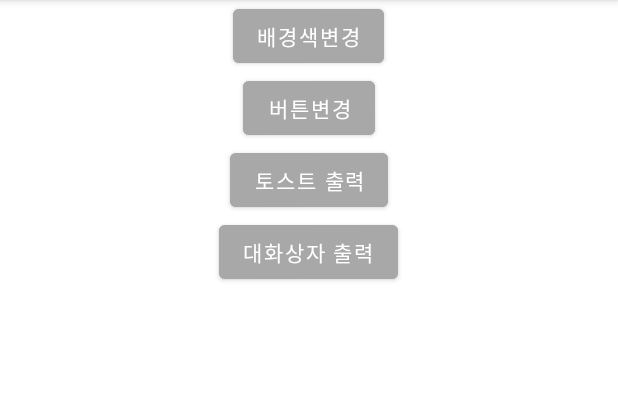
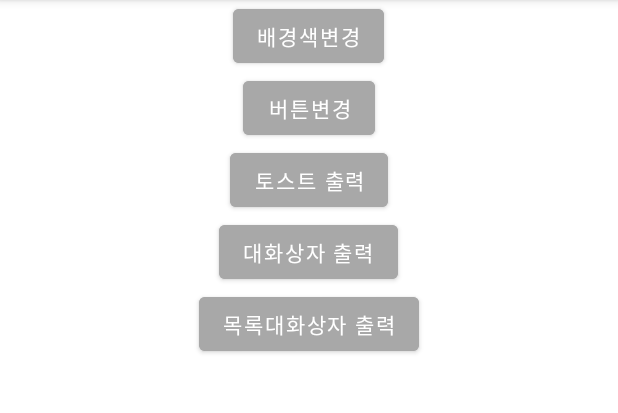
Before and after one commit to seungchae1/Mirim_Project_0726_2, an Android app: the screen it shows after launch (MainActivity), on a phone screen of 412 x 824 dp, the part 84-497 px from its top. Run offline under Robolectric (Android 15) with nearby library versions, the phone set to English and light mode, and no system bars.

Commit message:
목록대화상자 연습

```diff
--- a/app/src/main/java/kr/hs/emirim/s2125/mirim_project_0726_2/MainActivity.java
+++ b/app/src/main/java/kr/hs/emirim/s2125/mirim_project_0726_2/MainActivity.java
@@ -18,7 +18,9 @@ import android.widget.Toast;
 
 public class MainActivity extends AppCompatActivity {
     LinearLayout linear;
-    Button btn2;
+    Button btn2, btn5;
+    String[] listArr = {"양양", "나폴리", "태국"};
+
     @Override
     protected void onCreate(Bundle savedInstanceState) {
         super.onCreate(savedInstanceState);
@@ -33,9 +35,31 @@ public class MainActivity extends AppCompatActivity {
 
         Button btn3 = findViewById(R.id.btn_toast);
         btn3.setOnClickListener(toastListener);
+
         Button btn4 = findViewById(R.id.btn_dialog);
         btn4.setOnClickListener(dialogListener);
+
+        btn5 = findViewById(R.id.btn_dialog_list);
+        btn5.setOnClickListener(listDialogListener);
+
     }
+
+    View.OnClickListener listDialogListener = new View.OnClickListener() {
+        @Override
+        public void onClick(View view) {
+            AlertDialog.Builder dlg = new AlertDialog.Builder(MainActivity.this);
+            dlg.setIcon(R.drawable.icon);
+            dlg.setTitle("좋아하는 여행지는?");
+            dlg.setItems(listArr, new DialogInterface.OnClickListener() {
+                @Override
+                public void onClick(DialogInterface dialogInterface, int i) {
+                    btn5.setText(listArr[i]);
+                }
+            });
+            dlg.setNegativeButton("닫기",null);
+            dlg.show();
+        }
+    };
 
     View.OnClickListener dialogListener = new View.OnClickListener() {
         @Override
--- a/app/src/main/res/layout/activity_main.xml
+++ b/app/src/main/res/layout/activity_main.xml
@@ -33,5 +33,11 @@
         android:layout_height="wrap_content"
         android:backgroundTint="#A8A8A8"
         android:text="대화상자 출력"/>
+    <Button
+        android:id="@+id/btn_dialog_list"
+        android:layout_width="wrap_content"
+        android:layout_height="wrap_content"
+        android:backgroundTint="#A8A8A8"
+        android:text="목록대화상자 출력"/>
 
 </LinearLayout>
```
